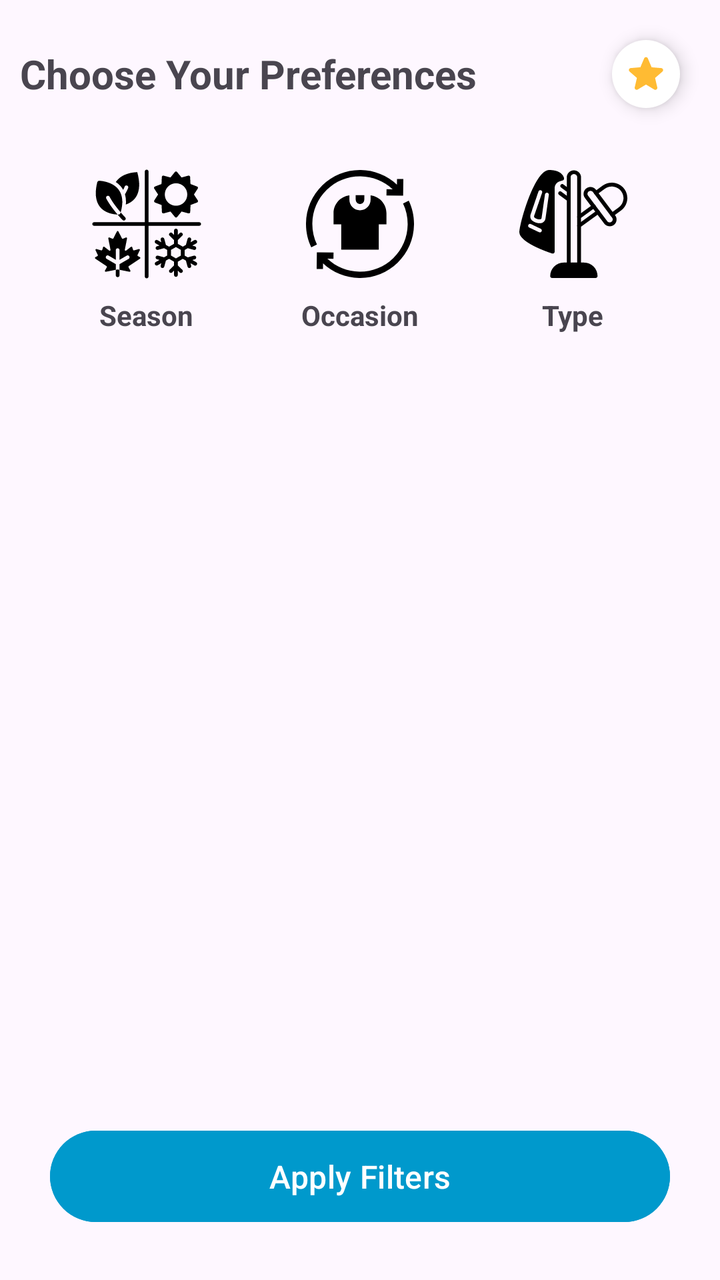
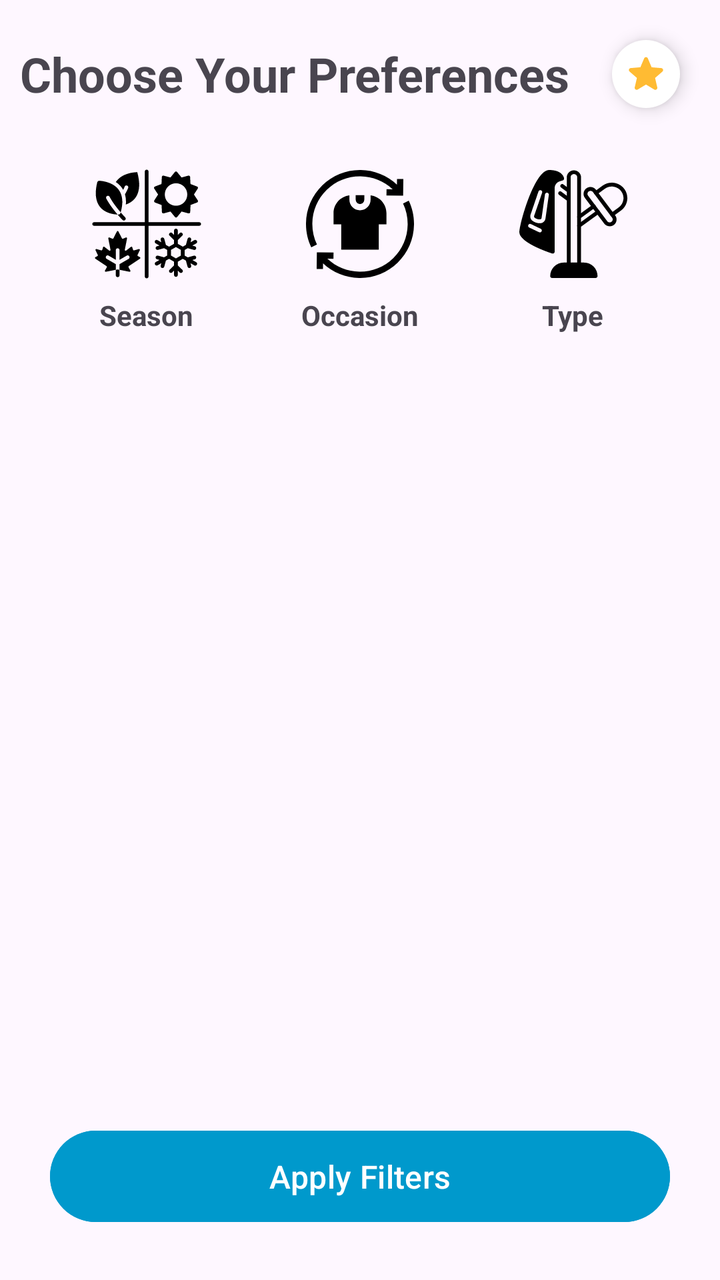

Screens rendered from an Android XML layout before and after an edit, with the pre-edit source and the edit as a unified diff.
<!-- AndroidManifest.xml: application theme Theme.StyleWIZ_vol2 -->
<!-- res/layout/fragment_suggestions.xml -->
<LinearLayout xmlns:android="http://schemas.android.com/apk/res/android"
    android:layout_width="match_parent"
    android:layout_height="match_parent"
    xmlns:app="http://schemas.android.com/apk/res-auto"
    android:orientation="vertical"
    android:padding="10dp">


    <LinearLayout
        android:layout_width="match_parent"
        android:layout_height="0dp"
        android:layout_weight="1"
        android:orientation="vertical">

        <LinearLayout
            android:layout_width="match_parent"
            android:layout_height="wrap_content"
            android:orientation="horizontal"
            android:gravity="center_vertical">
            <TextView
                android:layout_width="0dp"
                android:layout_height="wrap_content"
                android:layout_weight="1"
                android:text="Choose Your Preferences"
                android:textSize="20sp"
                android:textStyle="bold"/>

            <ImageView
                android:layout_width="wrap_content"
                android:layout_height="wrap_content"
                android:id="@+id/favSuggestions"
                android:layout_margin="10dp"
                android:elevation="5dp"
                android:padding="5dp"
                android:layout_gravity="center"
                android:background="@drawable/circle_shape"
                android:src="@drawable/round_star_24"
                app:tint="@android:color/holo_orange_light"/>

        </LinearLayout>

        <LinearLayout
            android:layout_width="match_parent"
            android:layout_height="wrap_content"
            android:layout_margin="10dp"
            android:orientation="horizontal">

            <LinearLayout
                android:id="@+id/optionSeason"
                android:layout_width="0dp"
                android:layout_height="wrap_content"
                android:layout_weight="1"
                android:orientation="vertical"
                android:gravity="center"
                android:padding="8dp">

                <ImageView
                    android:id="@+id/imgSeason"
                    android:layout_width="60dp"
                    android:layout_height="60dp"
                    android:src="@drawable/seasons_svg"
                    android:scaleType="centerCrop" />

                <TextView
                    android:layout_width="wrap_content"
                    android:layout_height="wrap_content"
                    android:text="Season"
                    android:textSize="14sp"
                    android:textStyle="bold"
                    android:paddingTop="6dp"/>
            </LinearLayout>

            <LinearLayout
                android:id="@+id/optionOccasion"
                android:layout_width="0dp"
                android:layout_height="wrap_content"
                android:layout_weight="1"
                android:orientation="vertical"
                android:gravity="center"
                android:padding="8dp">

                <ImageView
                    android:id="@+id/imgOccasion"
                    android:padding="3dp"
                    android:layout_width="60dp"
                    android:layout_height="60dp"
                    android:src="@drawable/occasion_svg"
                    android:scaleType="centerCrop" />

                <TextView
                    android:layout_width="wrap_content"
                    android:layout_height="wrap_content"
                    android:text="Occasion"
                    android:textSize="14sp"
                    android:textStyle="bold"
                    android:paddingTop="6dp"/>
            </LinearLayout>

            <LinearLayout
                android:id="@+id/optionType"
                android:layout_width="0dp"
                android:layout_height="wrap_content"
                android:layout_weight="1"
                android:gravity="center"
                android:orientation="vertical"
                android:padding="8dp">

                <ImageView
                    android:id="@+id/imgType"
                    android:padding="3dp"
                    android:layout_width="60dp"
                    android:layout_height="60dp"
                    android:scaleType="centerCrop"
                    android:src="@drawable/type_svg" />

                <TextView
                    android:layout_width="wrap_content"
                    android:layout_height="wrap_content"
                    android:paddingTop="6dp"
                    android:text="Type"
                    android:textSize="14sp"
                    android:textStyle="bold" />
            </LinearLayout>
        </LinearLayout>

        <FrameLayout
            android:id="@+id/contentContainer"
            android:layout_width="match_parent"
            android:layout_height="0dp"
            android:layout_weight="1"
            android:layout_margin="10dp"/>

        <Button
            android:id="@+id/btnApplyFilters"
            android:layout_width="match_parent"
            android:layout_height="wrap_content"
            android:text="Apply Filters"
            android:textSize="16sp"
            android:backgroundTint="@android:color/holo_blue_dark"
            android:textColor="@android:color/white"
            android:padding="12dp"
            android:layout_margin="15dp"/>
    </LinearLayout>




    
    <LinearLayout
        android:id="@+id/overlayCarouselContainer"
        android:layout_width="match_parent"
        android:layout_height="match_parent"
        android:orientation="vertical"
        android:background="@drawable/white_background"
        android:visibility="gone"
        android:padding="15dp">

        <LinearLayout
            android:layout_width="match_parent"
            android:layout_height="wrap_content"
            android:orientation="horizontal"
            android:gravity="center_vertical"
            android:paddingBottom="8dp">

            <TextView
                android:id="@+id/tvTitle"
                android:layout_width="0dp"
                android:layout_height="wrap_content"
                android:layout_weight="1"
                android:text="Suggested Outfits"
                android:textSize="20sp"
                android:textStyle="bold"
                android:textColor="#000000" />

            <ImageView
                android:layout_width="wrap_content"
                android:layout_height="wrap_content"
                android:id="@+id/closeSuggestions"
                android:layout_margin="10dp"
                android:elevation="5dp"
                android:padding="5dp"
                android:layout_gravity="center"
                android:background="@drawable/circle_shape"
                android:src="@drawable/round_clear_24"
                app:tint="@color/red"/>
        </LinearLayout>

        <androidx.recyclerview.widget.RecyclerView
            android:id="@+id/suggestionsRecycler"
            android:layout_width="match_parent"
            android:layout_height="wrap_content"
            android:layout_marginTop="12dp"
            android:clipToPadding="false" />

        <TextView
            android:id="@+id/noSuggestionsText"
            android:layout_width="match_parent"
            android:layout_height="wrap_content"

            android:text="Not enough items to fulfill the requirements. Please add more clothes or change your preferences."
            android:textAppearance="?attr/textAppearanceBody1"
            android:textColor="@android:color/darker_gray"
            android:gravity="center"
            android:visibility="gone"
            android:padding="16dp"
            android:layout_marginTop="100dp"/>
    </LinearLayout>
</LinearLayout>
<!-- resources referenced by this layout -->
<resources>
  <color name="red">#FF0000</color>
  <!-- drawable circle_shape (drawable) -->
  <?xml version="1.0" encoding="utf-8"?>
  <shape xmlns:android="http://schemas.android.com/apk/res/android">
      <solid android:color="#FFFFFF" /> 
      <corners android:radius="50dp" /> 
  </shape>
  <!-- drawable round_clear_24 (drawable) -->
  <vector android:height="24dp" android:tint="#000000"
      android:viewportHeight="24" android:viewportWidth="24"
      android:width="24dp" xmlns:android="http://schemas.android.com/apk/res/android">
      <path android:fillColor="@android:color/white" android:pathData="M18.3,5.71c-0.39,-0.39 -1.02,-0.39 -1.41,0L12,10.59 7.11,5.7c-0.39,-0.39 -1.02,-0.39 -1.41,0 -0.39,0.39 -0.39,1.02 0,1.41L10.59,12 5.7,16.89c-0.39,0.39 -0.39,1.02 0,1.41 0.39,0.39 1.02,0.39 1.41,0L12,13.41l4.89,4.89c0.39,0.39 1.02,0.39 1.41,0 0.39,-0.39 0.39,-1.02 0,-1.41L13.41,12l4.89,-4.89c0.38,-0.38 0.38,-1.02 0,-1.4z"/>
  </vector>
  <!-- drawable round_star_24 (drawable) -->
  <vector xmlns:android="http://schemas.android.com/apk/res/android" android:height="24dp" android:tint="#000000" android:viewportHeight="24" android:viewportWidth="24" android:width="24dp">
        
      <path android:fillColor="@android:color/white" android:pathData="M12,17.27l4.15,2.51c0.76,0.46 1.69,-0.22 1.49,-1.08l-1.1,-4.72l3.67,-3.18c0.67,-0.58 0.31,-1.68 -0.57,-1.75l-4.83,-0.41l-1.89,-4.46c-0.34,-0.81 -1.5,-0.81 -1.84,0L9.19,8.63L4.36,9.04c-0.88,0.07 -1.24,1.17 -0.57,1.75l3.67,3.18l-1.1,4.72c-0.2,0.86 0.73,1.54 1.49,1.08L12,17.27z"/>
      
  </vector>
  <!-- drawable white_background (drawable) -->
  <?xml version="1.0" encoding="utf-8"?>
  <selector xmlns:android="http://schemas.android.com/apk/res/android">
      <item>
  
          <shape
              android:shape="rectangle">
  
              <solid
                  android:color="@color/white"/>
  
              <corners
                  android:radius="20dp"/>
  
              <stroke
                  android:width="2dp"
                  android:color="@color/blue"/>
  
          </shape>
  
      </item>
  
  </selector>
  <style name="Theme.StyleWIZ_vol2" parent="Base.Theme.StyleWIZ_vol2" />
  <color name="white">#FFFFFFFF</color>
  <color name="blue">#2196F3</color>
  <style name="Base.Theme.StyleWIZ_vol2" parent="Theme.Material3.DayNight.NoActionBar">
          
          
      </style>
  <!-- unchanged entries left out for length: 3 -->
</resources>

<!-- the commit's change to res/layout/fragment_suggestions.xml (unified diff, before → after) -->
@@ -22,7 +22,7 @@
                 android:layout_height="wrap_content"
                 android:layout_weight="1"
                 android:text="Choose Your Preferences"
-                android:textSize="20sp"
+                android:textSize="24sp"
                 android:textStyle="bold"/>
 
             <ImageView
